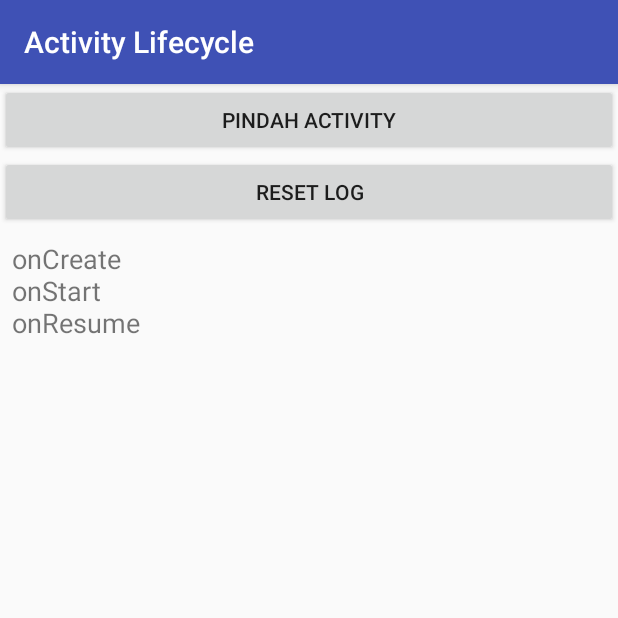
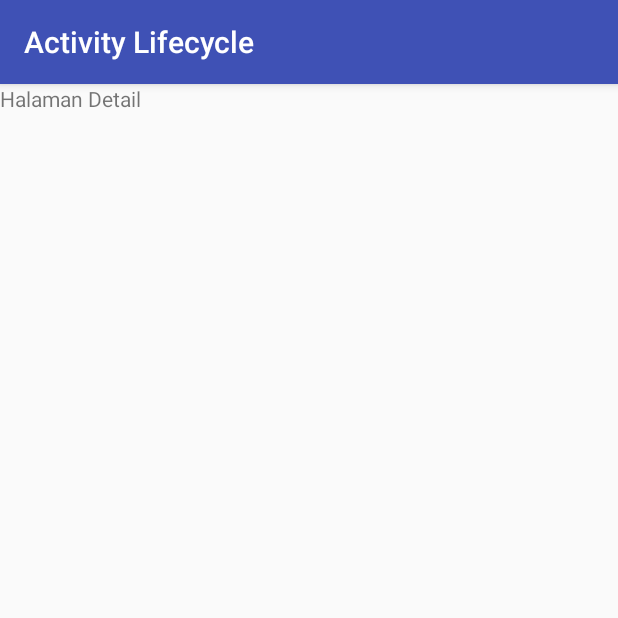
Before and after one commit to DhytoDev/codelabs-kuliah-android-2017, an Android app: the screen it shows after launch (MainActivity before the commit, DetailActivity after it), after a tap on "PINDAH ACTIVITY", on a phone screen of 412 x 824 dp, the top half of it. Run offline under Robolectric (Android 15) with nearby library versions, the phone set to English and light mode, and no system bars.

Commit message:
1-ActivityLifeCycle / buat activity baru dengan nama DetailActivity kemudian tambahkan aksi ke dalam tombol “Pindah Activity” agar dapat pindah ke halaman DetailActivity

```diff
--- a/1-ActivityLifeCycle/app/src/main/AndroidManifest.xml
+++ b/1-ActivityLifeCycle/app/src/main/AndroidManifest.xml
@@ -16,6 +16,7 @@
                 <category android:name="android.intent.category.LAUNCHER" />
             </intent-filter>
         </activity>
+        <activity android:name=".DetailActivity"></activity>
     </application>
 
 </manifest>
--- /dev/null
+++ b/1-ActivityLifeCycle/app/src/main/java/com/dhytodev/activitylifecycle/DetailActivity.java
@@ -0,0 +1,13 @@
+package com.dhytodev.activitylifecycle;
+
+import android.support.v7.app.AppCompatActivity;
+import android.os.Bundle;
+
+public class DetailActivity extends AppCompatActivity {
+
+    @Override
+    protected void onCreate(Bundle savedInstanceState) {
+        super.onCreate(savedInstanceState);
+        setContentView(R.layout.activity_detail);
+    }
+}
--- a/1-ActivityLifeCycle/app/src/main/java/com/dhytodev/activitylifecycle/MainActivity.java
+++ b/1-ActivityLifeCycle/app/src/main/java/com/dhytodev/activitylifecycle/MainActivity.java
@@ -1,5 +1,6 @@
 package com.dhytodev.activitylifecycle;
 
+import android.content.Intent;
 import android.support.v7.app.AppCompatActivity;
 import android.os.Bundle;
 import android.util.Log;
@@ -74,4 +75,9 @@ public class MainActivity extends AppCompatActivity {
     public void resetLifecycleDisplay(View view) {
         mLifecycleStatus.setText("Lifecycle callbacks:\n");
     }
+
+    public void navToDetailActivity(View view) {
+        Intent i = new Intent(MainActivity.this, DetailActivity.class);
+        startActivity(i);
+    }
 }
--- /dev/null
+++ b/1-ActivityLifeCycle/app/src/main/res/layout/activity_detail.xml
@@ -0,0 +1,16 @@
+<?xml version="1.0" encoding="utf-8"?>
+<android.support.constraint.ConstraintLayout xmlns:android="http://schemas.android.com/apk/res/android"
+    xmlns:app="http://schemas.android.com/apk/res-auto"
+    xmlns:tools="http://schemas.android.com/tools"
+    android:layout_width="match_parent"
+    android:layout_height="match_parent"
+    tools:context="com.dhytodev.activitylifecycle.DetailActivity">
+
+    <TextView
+        android:id="@+id/textView"
+        android:layout_width="wrap_content"
+        android:layout_height="wrap_content"
+        android:text="Halaman Detail"
+        tools:layout_editor_absoluteX="145dp"
+        tools:layout_editor_absoluteY="246dp" />
+</android.support.constraint.ConstraintLayout>
```
